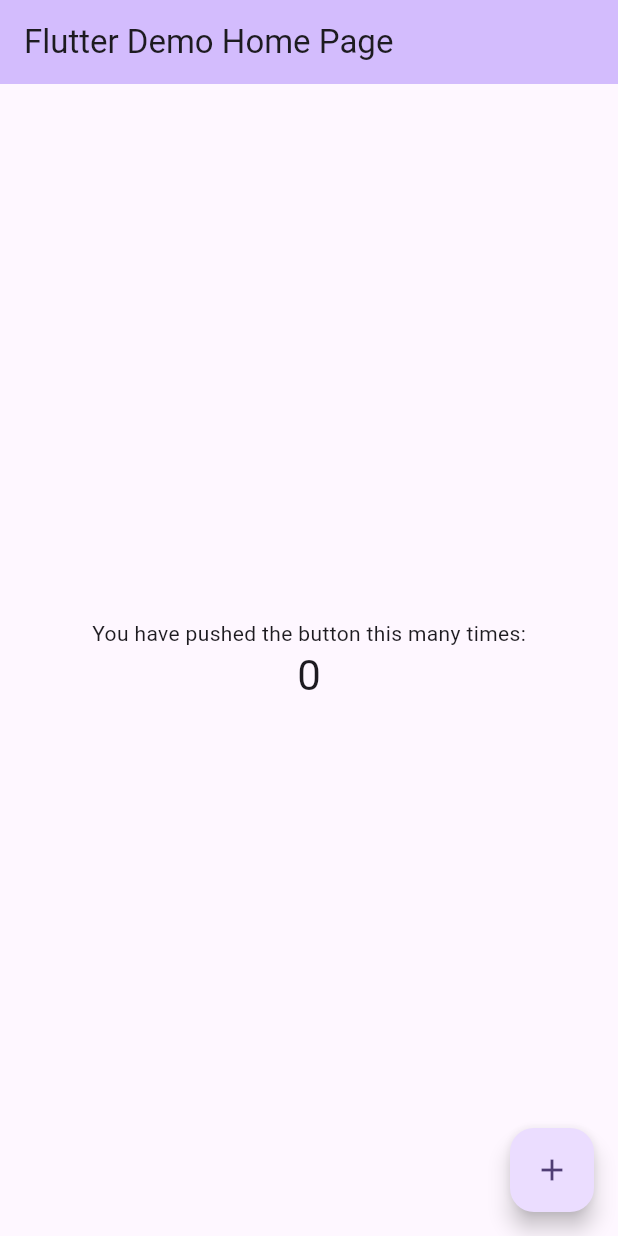
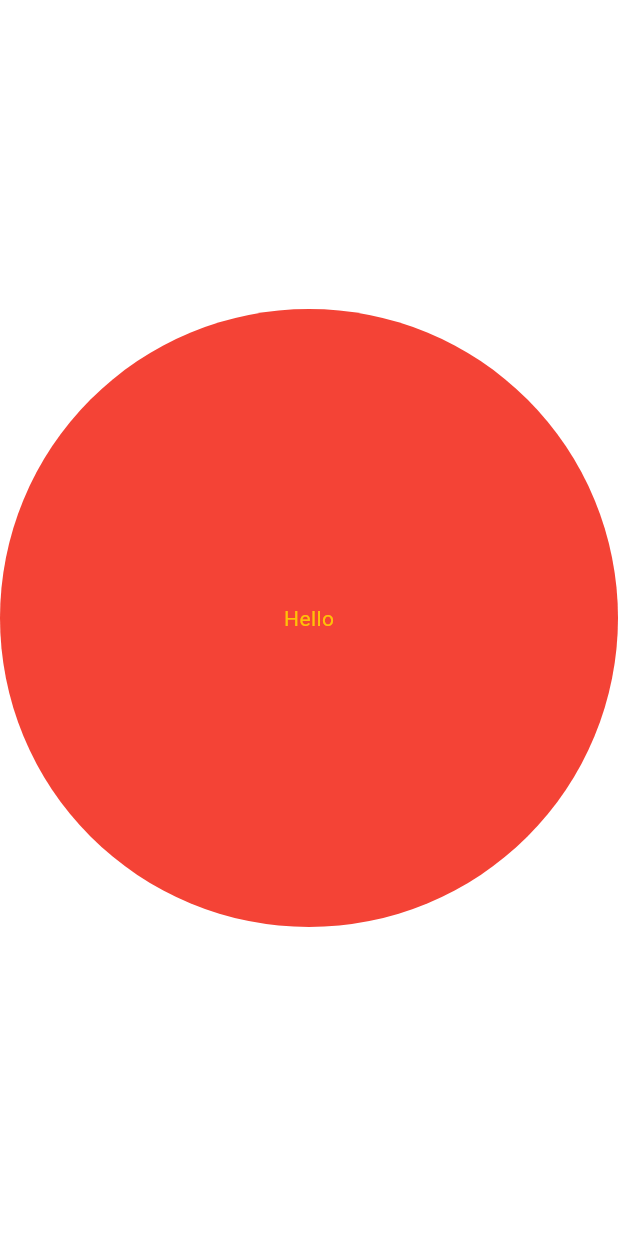
Before and after one commit to raymondtruongdev/CircleAlarm, a Flutter app: the screen it shows after launch, on a phone screen of 412 x 824 dp. Run offline on Flutter 3.47's test engine with Material 3 defaults, Android fonts, the phone set to English and light mode, and no system bars; our stand-ins replace flutter_screenutil, get, logger.

Commit message:
add code

```diff
--- /dev/null
+++ b/lib/components/circle_mijo_library.dart
@@ -0,0 +1,37 @@
+library circle_mijo_library;
+
+import 'package:flutter/material.dart';
+
+class CirclePage extends StatelessWidget {
+  const CirclePage({
+    super.key,
+    required this.child,
+    required this.diameter,
+    this.isCircleDevice = false,
+    this.color = Colors.black,
+  });
+
+  final Widget child;
+  final bool isCircleDevice;
+  final double diameter;
+  final Color color;
+
+  @override
+  Widget build(BuildContext context) {
+    return Container(
+      width: double.infinity,
+      height: double.infinity,
+      color: isCircleDevice ? Colors.black : Colors.white,
+      child: Center(
+        child: SizedBox(
+            width: diameter,
+            height: diameter,
+            child: ClipOval(
+                child: Container(
+              color: color,
+              child: child,
+            ))),
+      ),
+    );
+  }
+}
--- a/lib/main.dart
+++ b/lib/main.dart
@@ -1,125 +1,58 @@
+import 'package:circle_alarm/components/circle_mijo_library.dart';
+import 'package:circle_alarm/controllers/alarm_controller.dart';
+import 'package:circle_alarm/themes/light_mode.dart';
 import 'package:flutter/material.dart';
+import 'package:flutter_screenutil/flutter_screenutil.dart';
+import 'package:get/get.dart';
 
-void main() {
+void main() async {
+  await ScreenUtil.ensureScreenSize();
   runApp(const MyApp());
 }
+
+final AlarmController arlamController =
+    Get.put(AlarmController(), permanent: true);
 
 class MyApp extends StatelessWidget {
   const MyApp({super.key});
 
-  // This widget is the root of your application.
   @override
   Widget build(BuildContext context) {
+    // Get Size of device
+    double widthScreenDevice = MediaQuery.of(context).size.width;
+    double heightScreenDevice = MediaQuery.of(context).size.height;
+    arlamController.setDeviceParams(widthScreenDevice, heightScreenDevice);
     return MaterialApp(
-      title: 'Flutter Demo',
-      theme: ThemeData(
-        // This is the theme of your application.
-        //
-        // TRY THIS: Try running your application with "flutter run". You'll see
-        // the application has a purple toolbar. Then, without quitting the app,
-        // try changing the seedColor in the colorScheme below to Colors.green
-        // and then invoke "hot reload" (save your changes or press the "hot
-        // reload" button in a Flutter-supported IDE, or press "r" if you used
-        // the command line to start the app).
-        //
-        // Notice that the counter didn't reset back to zero; the application
-        // state is not lost during the reload. To reset the state, use hot
-        // restart instead.
-        //
-        // This works for code too, not just values: Most code changes can be
-        // tested with just a hot reload.
-        colorScheme: ColorScheme.fromSeed(seedColor: Colors.deepPurple),
-        useMaterial3: true,
-      ),
-      home: const MyHomePage(title: 'Flutter Demo Home Page'),
+      debugShowCheckedModeBanner: false,
+      theme: lighMode,
+      home: const MyHomePage(),
     );
   }
 }
 
 class MyHomePage extends StatefulWidget {
-  const MyHomePage({super.key, required this.title});
-
-  // This widget is the home page of your application. It is stateful, meaning
-  // that it has a State object (defined below) that contains fields that affect
-  // how it looks.
-
-  // This class is the configuration for the state. It holds the values (in this
-  // case the title) provided by the parent (in this case the App widget) and
-  // used by the build method of the State. Fields in a Widget subclass are
-  // always marked "final".
-
-  final String title;
+  const MyHomePage({super.key});
 
   @override
   State<MyHomePage> createState() => _MyHomePageState();
 }
 
+class MyPage {}
+
 class _MyHomePageState extends State<MyHomePage> {
-  int _counter = 0;
-
-  void _incrementCounter() {
-    setState(() {
-      // This call to setState tells the Flutter framework that something has
-      // changed in this State, which causes it to rerun the build method below
-      // so that the display can reflect the updated values. If we changed
-      // _counter without calling setState(), then the build method would not be
-      // called again, and so nothing would appear to happen.
-      _counter++;
-    });
-  }
-
   @override
   Widget build(BuildContext context) {
-    // This method is rerun every time setState is called, for instance as done
-    // by the _incrementCounter method above.
-    //
-    // The Flutter framework has been optimized to make rerunning build methods
-    // fast, so that you can just rebuild anything that needs updating rather
-    // than having to individually change instances of widgets.
     return Scaffold(
-      appBar: AppBar(
-        // TRY THIS: Try changing the color here to a specific color (to
-        // Colors.amber, perhaps?) and trigger a hot reload to see the AppBar
-        // change color while the other colors stay the same.
-        backgroundColor: Theme.of(context).colorScheme.inversePrimary,
-        // Here we take the value from the MyHomePage object that was created by
-        // the App.build method, and use it to set our appbar title.
-        title: Text(widget.title),
-      ),
-      body: Center(
-        // Center is a layout widget. It takes a single child and positions it
-        // in the middle of the parent.
-        child: Column(
-          // Column is also a layout widget. It takes a list of children and
-          // arranges them vertically. By default, it sizes itself to fit its
-          // children horizontally, and tries to be as tall as its parent.
-          //
-          // Column has various properties to control how it sizes itself and
-          // how it positions its children. Here we use mainAxisAlignment to
-          // center the children vertically; the main axis here is the vertical
-          // axis because Columns are vertical (the cross axis would be
-          // horizontal).
-          //
-          // TRY THIS: Invoke "debug painting" (choose the "Toggle Debug Paint"
-          // action in the IDE, or press "p" in the console), to see the
-          // wireframe for each widget.
-          mainAxisAlignment: MainAxisAlignment.center,
-          children: <Widget>[
-            const Text(
-              'You have pushed the button this many times:',
+      body: CirclePage(
+          isCircleDevice: arlamController.isCircleDevice,
+          diameter: arlamController.watchSize,
+          color: Colors.red,
+          child: const Center(
+            child: Text(
+              'Hello',
+              style: TextStyle(color: Colors.amber),
             ),
-            Text(
-              '$_counter',
-              style: Theme.of(context).textTheme.headlineMedium,
-            ),
-          ],
-        ),
-      ),
-      floatingActionButton: FloatingActionButton(
-        onPressed: _incrementCounter,
-        tooltip: 'Increment',
-        child: const Icon(Icons.add),
-      ), // This trailing comma makes auto-formatting nicer for build methods.
+          )),
     );
   }
 }
--- /dev/null
+++ b/lib/themes/light_mode.dart
@@ -0,0 +1,11 @@
+import 'package:flutter/material.dart';
+
+ThemeData lighMode = ThemeData(
+  colorScheme: ColorScheme.light(
+    background: Colors.grey.shade300,
+    primary: Colors.grey.shade500,
+    secondary: Colors.grey.shade200,
+    tertiary: Colors.white,
+    inversePrimary: Colors.grey.shade900,
+  ),
+);
```
Also changed, not shown: lib/controllers/alarm_controller.dart (added, +32 -0 lines), lib/utilities/logger_custom.dart (added, +62 -0 lines).
